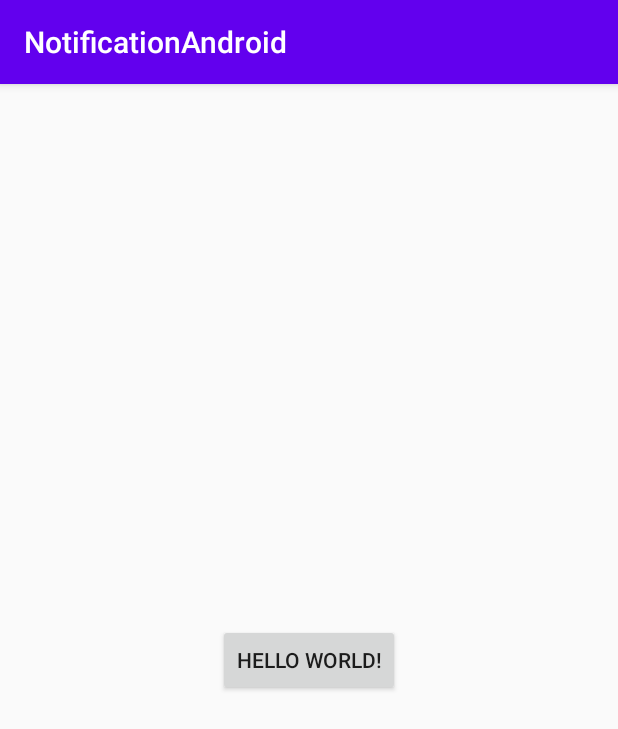
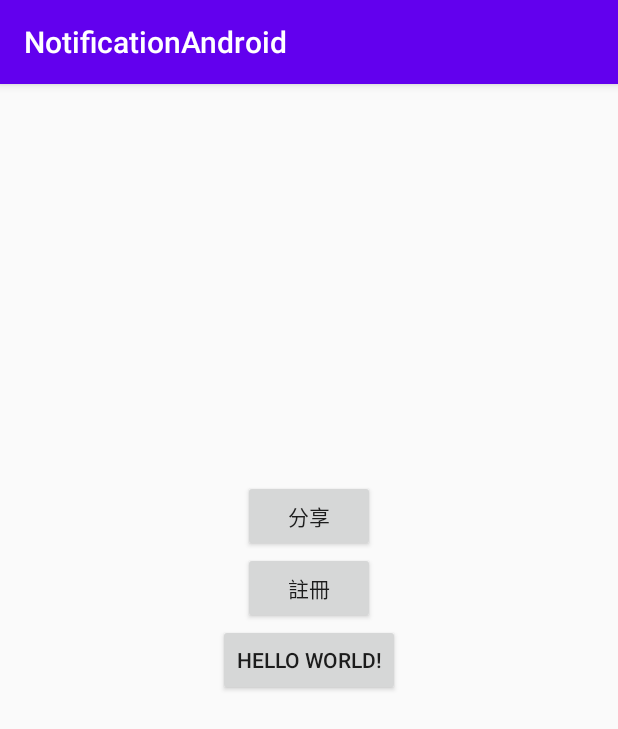
Before and after one commit to neverforgiveu/Notification-android, an Android app: the screen it shows after launch (MainActivity), on a phone screen of 412 x 824 dp. Shown: the top 729 px of the screen. Run offline under Robolectric (Android 15) with nearby library versions, the phone set to English and light mode, and no system bars.

Commit message:
20201013

```diff
--- a/app/src/main/java/com/example/notificationandroid/MainActivity.kt
+++ b/app/src/main/java/com/example/notificationandroid/MainActivity.kt
@@ -42,9 +42,24 @@ class MainActivity : AppCompatActivity() {
                 param(FirebaseAnalytics.Param.ITEM_NAME, "name")
                 param(FirebaseAnalytics.Param.CONTENT_TYPE, "type")
             }
+        }
 
 
+        btSignUp.setOnClickListener{
+            firebaseAnalytics.logEvent(FirebaseAnalytics.Event.SIGN_UP){
+                param(FirebaseAnalytics.Param.METHOD, "method")
+            }
         }
+
+
+        btShare.setOnClickListener {
+             firebaseAnalytics.logEvent(FirebaseAnalytics.Event.SHARE){
+                param(FirebaseAnalytics.Param.CONTENT_TYPE, "contentType")
+            }
+
+        }
+
+
     }
 
 
--- a/app/src/main/res/layout/activity_main.xml
+++ b/app/src/main/res/layout/activity_main.xml
@@ -16,4 +16,23 @@
         app:layout_constraintRight_toRightOf="parent"
         app:layout_constraintTop_toTopOf="parent" />
 
+    <Button
+        android:id="@+id/btSignUp"
+        android:layout_width="wrap_content"
+        android:layout_height="wrap_content"
+        android:text="註冊"
+        app:layout_constraintBottom_toTopOf="@id/bt1"
+        app:layout_constraintLeft_toLeftOf="parent"
+        app:layout_constraintRight_toRightOf="parent"
+        />
+
+    <Button
+        android:id="@+id/btShare"
+        android:layout_width="wrap_content"
+        android:layout_height="wrap_content"
+        android:text="分享"
+        app:layout_constraintBottom_toTopOf="@id/btSignUp"
+        app:layout_constraintLeft_toLeftOf="parent"
+        app:layout_constraintRight_toRightOf="parent"/>
+
 </androidx.constraintlayout.widget.ConstraintLayout>
```
